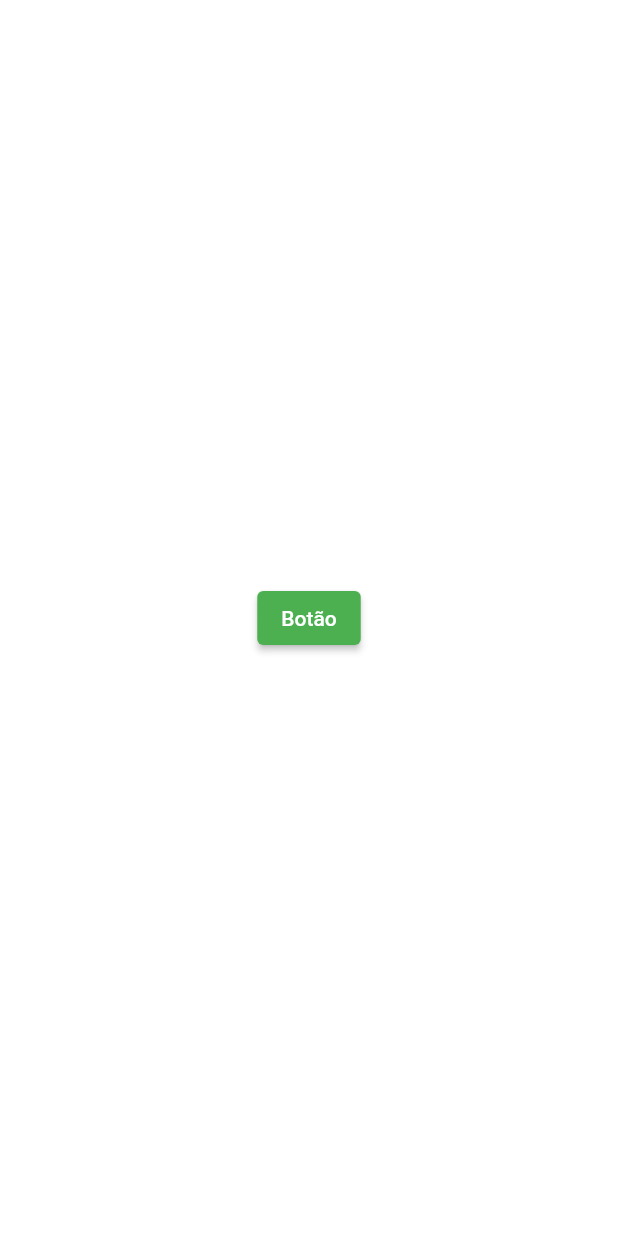
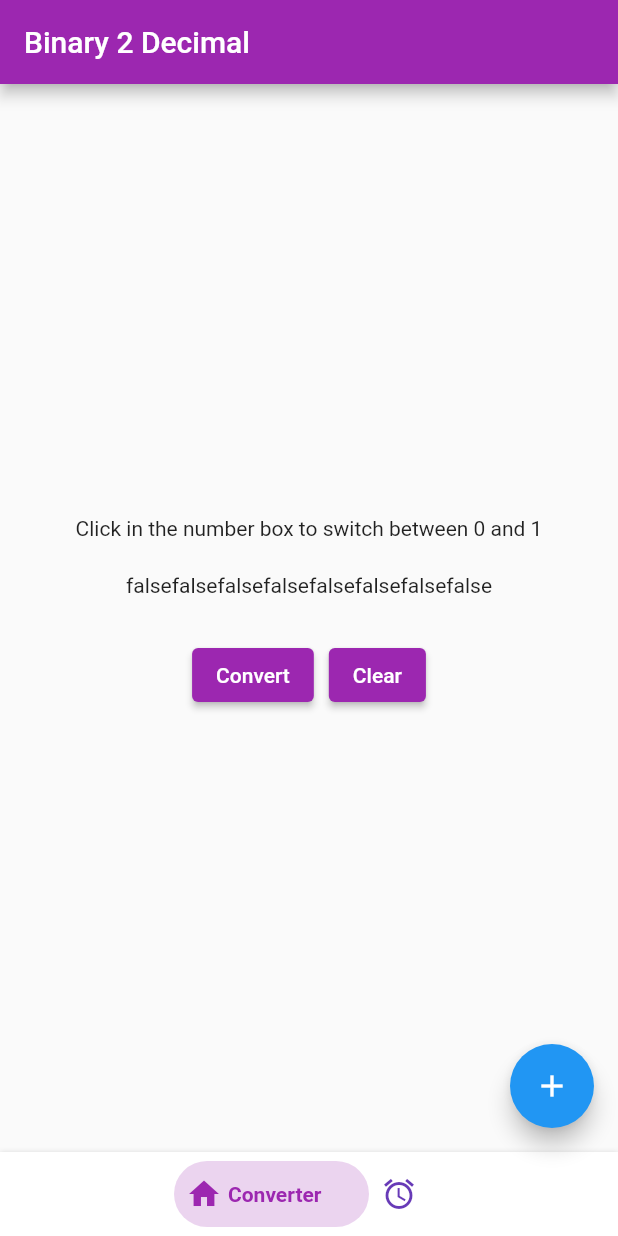
Before and after one commit to aostephano/bin2dec, a Flutter app: the screen it shows after launch, on a phone screen of 412 x 824 dp. Run offline on Flutter 3.47's test engine with Material 2 defaults, Android fonts, the phone set to English and light mode, and no system bars; drawn by our look-alikes of bottom_navy_bar.

Commit message:
Functional version with Provider?

```diff
--- a/lib/main.dart
+++ b/lib/main.dart
@@ -1,27 +1,6 @@
 import 'package:flutter/material.dart';
-import 'package:provider/provider.dart';
-import 'providers/bin2dec_provider.dart';
-import 'screens/firstScreen.dart';
+import 'screens/MyApp.dart';
 
 void main() {
   runApp(const MyApp());
 }
-
-class MyApp extends StatelessWidget {
-  const MyApp({Key? key}) : super(key: key);
-
-  @override
-  Widget build(BuildContext context) {
-    return ChangeNotifierProvider(
-      create: ((context) => Bin2DecProvider()),
-      child: MaterialApp(
-        title: 'Bin2Dec',
-        debugShowCheckedModeBanner: false,
-        theme: ThemeData(
-          primarySwatch: Colors.green,
-        ),
-        home: FirstScreen(),
-      ),
-    );
-  }
-}
--- /dev/null
+++ b/lib/providers/BinaryListProvider.dart
@@ -0,0 +1,19 @@
+import 'package:flutter/material.dart';
+
+class BinaryListProvider extends ChangeNotifier {
+//  This is where we manage the state of the application
+  List<bool> binaryList = [
+    false,
+    false,
+    false,
+    false,
+    false,
+    false,
+    false,
+    false
+  ];
+
+  void changeBinValueUI() {
+    notifyListeners();
+  }
+}
--- /dev/null
+++ b/lib/providers/MemoryProvider.dart
@@ -0,0 +1,5 @@
+import 'package:flutter/material.dart';
+
+class MemoryProvider extends ChangeNotifier {
+//  This is where we manage the state of the application
+}
--- a/lib/providers/bin2dec_provider.dart
+++ /dev/null
@@ -1,3 +0,0 @@
-import 'package:flutter/material.dart';
-
-class Bin2DecProvider extends ChangeNotifier {}
--- /dev/null
+++ b/lib/screens/MyApp.dart
@@ -0,0 +1,31 @@
+import 'package:bin2dec/providers/MemoryProvider.dart';
+import 'package:flutter/material.dart';
+import 'MyHomePage.dart';
+import 'package:provider/provider.dart';
+import '../providers/BinaryListProvider.dart';
+
+class MyApp extends StatelessWidget {
+  const MyApp({Key? key}) : super(key: key);
+
+  @override
+  Widget build(BuildContext context) {
+    return MultiProvider(
+      providers: [
+        ChangeNotifierProvider(
+          create: (context) => BinaryListProvider(),
+        ),
+        ChangeNotifierProvider(
+          create: (context) => MemoryProvider(),
+        )
+      ],
+      child: MaterialApp(
+        debugShowCheckedModeBanner: false,
+        title: 'Bin2Dec App',
+        theme: ThemeData(
+          primarySwatch: Colors.purple,
+        ),
+        home: MyHomePage(),
+      ),
+    );
+  }
+}
--- /dev/null
+++ b/lib/screens/MyHomePage.dart
@@ -0,0 +1,77 @@
+import 'package:bin2dec/screens/pages/ConverterScreen.dart';
+import 'package:bottom_navy_bar/bottom_navy_bar.dart';
+import 'package:flutter/material.dart';
+
+class MyHomePage extends StatefulWidget {
+  const MyHomePage({Key? key}) : super(key: key);
+
+  @override
+  State<MyHomePage> createState() => _MyHomePageState();
+}
+
+class _MyHomePageState extends State<MyHomePage> {
+  int _currentIndex = 0;
+  late PageController _pageController;
+
+  //Initiate Page Controller var
+  @override
+  void initState() {
+    super.initState();
+    _pageController = PageController();
+  }
+
+  //Dispose Page Controller var
+  @override
+  void dispose() {
+    _pageController.dispose();
+    super.dispose();
+  }
+
+  @override
+  Widget build(BuildContext context) {
+    return Scaffold(
+      floatingActionButton: FloatingActionButton(
+        onPressed: () {
+          //Return to Add Page/Navybar
+          _currentIndex = 0;
+          _pageController.jumpToPage(0);
+        },
+        backgroundColor: Colors.blue,
+        child: const Icon(Icons.add),
+      ),
+      appBar: AppBar(title: const Text("Binary 2 Decimal")),
+      body: SizedBox.expand(
+        child: PageView(
+          controller: _pageController,
+          onPageChanged: (index) {
+            setState(() => _currentIndex = index);
+          },
+          children: const <Widget>[
+            ConverterScreen(),
+            ConverterScreen(),
+          ],
+        ),
+      ),
+      bottomNavigationBar: BottomNavyBar(
+        mainAxisAlignment: MainAxisAlignment.center,
+        selectedIndex: _currentIndex,
+        onItemSelected: (index) {
+          setState(() => _currentIndex = index);
+          _pageController.jumpToPage(index);
+        },
+        items: <BottomNavyBarItem>[
+          BottomNavyBarItem(
+              title: Text('Converter'),
+              icon: Icon(Icons.home),
+              activeColor: Colors.purple,
+              inactiveColor: Colors.deepPurple),
+          BottomNavyBarItem(
+              title: Text('History'),
+              icon: Icon(Icons.access_alarm),
+              activeColor: Colors.purple,
+              inactiveColor: Colors.deepPurple),
+        ],
+      ),
+    );
+  }
+}
--- a/lib/screens/firstScreen.dart
+++ /dev/null
@@ -1,22 +0,0 @@
-import 'package:flutter/material.dart';
-
-import '../widgets/squareInput.dart';
-
-class FirstScreen extends StatefulWidget {
-  const FirstScreen({Key? key}) : super(key: key);
-
-  @override
-  State<FirstScreen> createState() => _FirstScreenState();
-}
-
-class _FirstScreenState extends State<FirstScreen> {
-  @override
-  Widget build(BuildContext context) {
-    return Container(
-      child: Row(
-        mainAxisAlignment: MainAxisAlignment.center,
-        children: [ElevatedButton(onPressed: () {}, child: Text("Botão"))],
-      ),
-    );
-  }
-}
--- /dev/null
+++ b/lib/screens/pages/ConverterScreen.dart
@@ -0,0 +1,29 @@
+import 'package:bin2dec/widgets/ButtonsRow.dart';
+import 'package:bin2dec/widgets/DigitsRow.dart';
+import 'package:flutter/material.dart';
+
+class ConverterScreen extends StatefulWidget {
+  const ConverterScreen({Key? key}) : super(key: key);
+
+  @override
+  State<ConverterScreen> createState() => _ConverterScreenState();
+}
+
+class _ConverterScreenState extends State<ConverterScreen> {
+  @override
+  Widget build(BuildContext context) {
+    return Container(
+      padding: EdgeInsets.all(20),
+      child: Center(
+        child: Column(
+          mainAxisAlignment: MainAxisAlignment.center,
+          children: [
+            Text("Click in the number box to switch between 0 and 1"),
+            DigitsRow(),
+            ButtonsRow(),
+          ],
+        ),
+      ),
+    );
+  }
+}
--- /dev/null
+++ b/lib/widgets/ButtonsRow.dart
@@ -0,0 +1,36 @@
+import 'package:flutter/cupertino.dart';
+import 'package:flutter/material.dart';
+import 'package:provider/provider.dart';
+
+import '../providers/BinaryListProvider.dart';
+
+class ButtonsRow extends StatelessWidget {
+  const ButtonsRow({Key? key}) : super(key: key);
+
+  @override
+  Widget build(BuildContext context) {
+    return Container(
+      width: 600,
+      height: 60,
+      child: Row(
+        mainAxisAlignment: MainAxisAlignment.center,
+        children: [
+          ElevatedButton(
+            onPressed: () {
+              //Provider viewPoint
+              var binaryState = context.watch<BinaryListProvider>();
+            },
+            child: Text("Convert"),
+          ),
+          SizedBox(
+            width: 10,
+          ),
+          ElevatedButton(
+            onPressed: () {},
+            child: Text("Clear"),
+          ),
+        ],
+      ),
+    );
+  }
+}
--- /dev/null
+++ b/lib/widgets/DigitsRow.dart
@@ -0,0 +1,29 @@
+import 'package:bin2dec/widgets/components/SquareInput.dart';
+import 'package:bin2dec/widgets/components/getDigitsRow.dart';
+import 'package:flutter/material.dart';
+import 'package:provider/provider.dart';
+
+import '../providers/BinaryListProvider.dart';
+
+class DigitsRow extends StatefulWidget {
+  const DigitsRow({Key? key}) : super(key: key);
+
+  @override
+  State<DigitsRow> createState() => _DigitsRowState();
+}
+
+class _DigitsRowState extends State<DigitsRow> {
+  @override
+  Widget build(BuildContext context) {
+    return Container(
+      width: 600,
+      height: 60,
+      child: Row(
+        mainAxisAlignment: MainAxisAlignment.center,
+        children: [
+          GetDigitsRow(),
+        ],
+      ),
+    );
+  }
+}
--- /dev/null
+++ b/lib/widgets/components/SquareInput.dart
@@ -0,0 +1,36 @@
+import 'package:bin2dec/providers/BinaryListProvider.dart';
+import 'package:flutter/material.dart';
+import 'package:provider/provider.dart';
+
+class SquareInput extends StatefulWidget {
+  const SquareInput({Key? key}) : super(key: key);
+
+  @override
+  State<SquareInput> createState() => _SquareInputState();
+}
+
+class _SquareInputState extends State<SquareInput> {
+  bool _boolAuxValue = false;
+
+  @override
+  Widget build(BuildContext context) {
+    //Provider viewPoint
+    var binaryState = context.watch<BinaryListProvider>();
+    return Expanded(
+      flex: 1,
+      child: OutlinedButton(
+        onPressed: () {
+          _boolAuxValue ? _boolAuxValue = false : _boolAuxValue = true;
+          binaryState.changeBinValueUI();
+        },
+        style: ElevatedButton.styleFrom(
+          shape: RoundedRectangleBorder(
+            borderRadius: BorderRadius.circular(5),
+          ),
+        ),
+        child: Text(_boolAuxValue ? '1' : '0'),
+        // child: Text(_boolValue.toString()),
+      ),
+    );
+  }
+}
--- /dev/null
+++ b/lib/widgets/components/getDigitsRow.dart
@@ -0,0 +1,28 @@
+import 'package:flutter/cupertino.dart';
+import 'package:provider/provider.dart';
+
+import '../../providers/BinaryListProvider.dart';
+
+class GetDigitsRow extends StatefulWidget {
+  const GetDigitsRow({Key? key}) : super(key: key);
+
+  @override
+  State<GetDigitsRow> createState() => _GetDigitsRowState();
+}
+
+class _GetDigitsRowState extends State<GetDigitsRow> {
+  @override
+  Widget build(BuildContext context) {
+    var binaryState = context.watch<BinaryListProvider>();
+    List binaryList = binaryState.binaryList;
+    List<Widget> list = <Widget>[];
+
+    for (var i = 0; i < binaryList.length; i++) {
+      list.add(Text(binaryList[i].toString()));
+    }
+
+    return Row(
+      children: [for (var element in list) element],
+    );
+  }
+}
--- a/lib/widgets/squareInput.dart
+++ /dev/null
@@ -1,25 +0,0 @@
-import 'package:flutter/material.dart';
-
-class SquareInput extends StatefulWidget {
-  const SquareInput({Key? key}) : super(key: key);
-
-  @override
-  State<SquareInput> createState() => _SquareInputState();
-}
-
-class _SquareInputState extends State<SquareInput> {
-  String binValue = '';
-
-  @override
-  Widget build(BuildContext context) {
-    return ElevatedButton(
-      onPressed: () {},
-      child: Text(''),
-      style: ElevatedButton.styleFrom(
-        shape: RoundedRectangleBorder(
-          borderRadius: BorderRadius.circular(5),
-        ),
-      ),
-    );
-  }
-}
--- a/pubspec.yaml
+++ b/pubspec.yaml
@@ -32,6 +32,7 @@ dependencies:
     sdk: flutter
   provider: ^6.0.5
   pin_code_fields: ^7.4.0
+  bottom_navy_bar: ^6.0.0
 
   # The following adds the Cupertino Icons font to your application.
   # Use with the CupertinoIcons class for iOS style icons.
```
Also changed, not shown: pubspec.lock.
